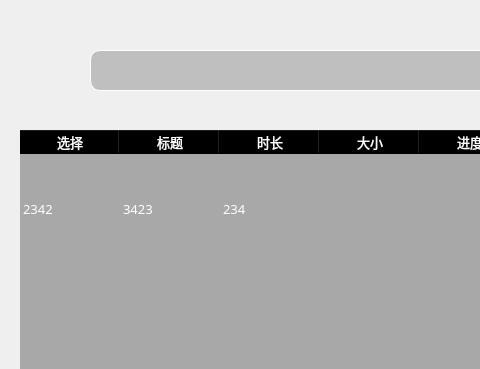
Old version of the form untitled.ui in the repository evilblade16/bilibili-download; both pictures show x 0 to 480 and y 0 to 369 of the 915 by 580 pixel window.
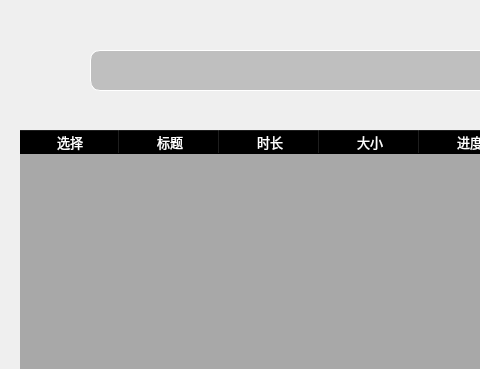
New version of the form. Icons and pictures are not drawn.

```diff
--- a/untitled.ui
+++ b/untitled.ui
@@ -128,21 +128,6 @@
     <attribute name="verticalHeaderStretchLastSection">
      <bool>false</bool>
     </attribute>
-    <row>
-     <property name="text">
-      <string>New Row</string>
-     </property>
-    </row>
-    <row>
-     <property name="text">
-      <string>New Row</string>
-     </property>
-    </row>
-    <row>
-     <property name="text">
-      <string>New Row</string>
-     </property>
-    </row>
     <column>
      <property name="text">
       <string>选择</string>
@@ -173,21 +158,6 @@
       <string>段落</string>
      </property>
     </column>
-    <item row="1" column="0">
-     <property name="text">
-      <string>2342</string>
-     </property>
-    </item>
-    <item row="1" column="1">
-     <property name="text">
-      <string>3423</string>
-     </property>
-    </item>
-    <item row="1" column="2">
-     <property name="text">
-      <string>234</string>
-     </property>
-    </item>
    </widget>
    <widget class="QLineEdit" name="url_edit">
     <property name="geometry">
```
